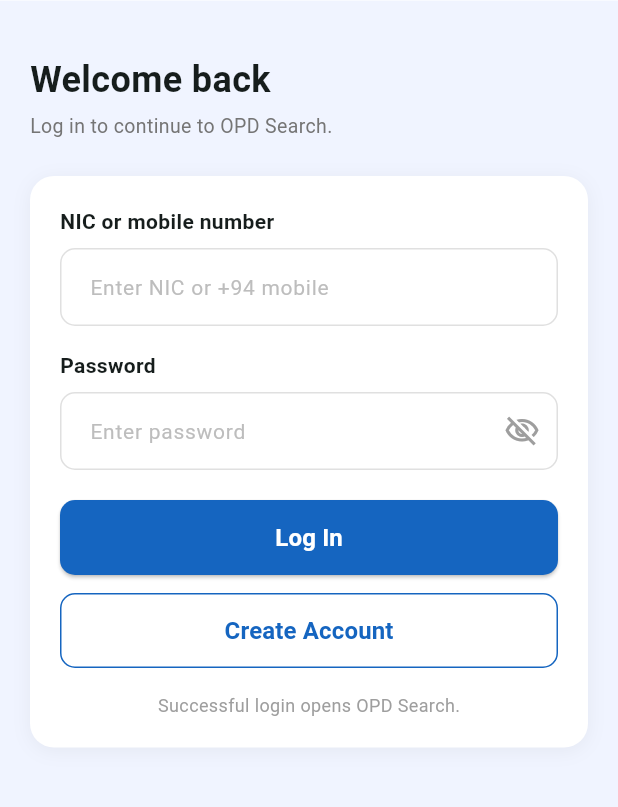
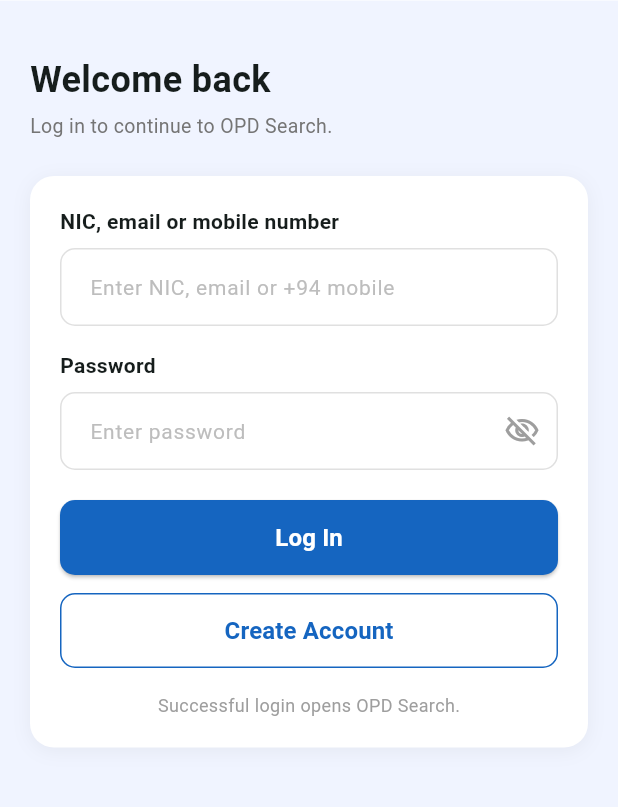
Before and after one commit to Tenu234/IT3060-HCI-Mobile-APP--WD40, a Flutter app: the screen it shows after launch, on a phone screen of 412 x 824 dp, the part 91-898 px from its top. Run offline on Flutter 3.47's test engine with Material 3 defaults, Android fonts, the phone set to English and light mode, and no system bars.

Commit message:
feat: allow login by NIC, email or mobile number

```diff
--- a/app/frontend/opd_queue_app/lib/screens/login_screen.dart
+++ b/app/frontend/opd_queue_app/lib/screens/login_screen.dart
@@ -177,7 +177,7 @@ class _LoginScreenState extends State<LoginScreen> {
                           crossAxisAlignment: CrossAxisAlignment.start,
                           children: [
                             // NIC field
-                            const Text('NIC or mobile number',
+                            const Text('NIC, email or mobile number',
                                 style: TextStyle(
                                     fontWeight: FontWeight.w600,
                                     fontSize: 14)),
@@ -185,7 +185,7 @@ class _LoginScreenState extends State<LoginScreen> {
                             TextFormField(
                               controller: _nicController,
                               decoration: _inputDecoration(
-                                  'Enter NIC or +94 mobile'),
+                                  'Enter NIC, email or +94 mobile'),
                               validator: (v) =>
                                   (v == null || v.trim().isEmpty)
                                       ? 'This field is required'
```
Also changed, not shown: 1 other file.
